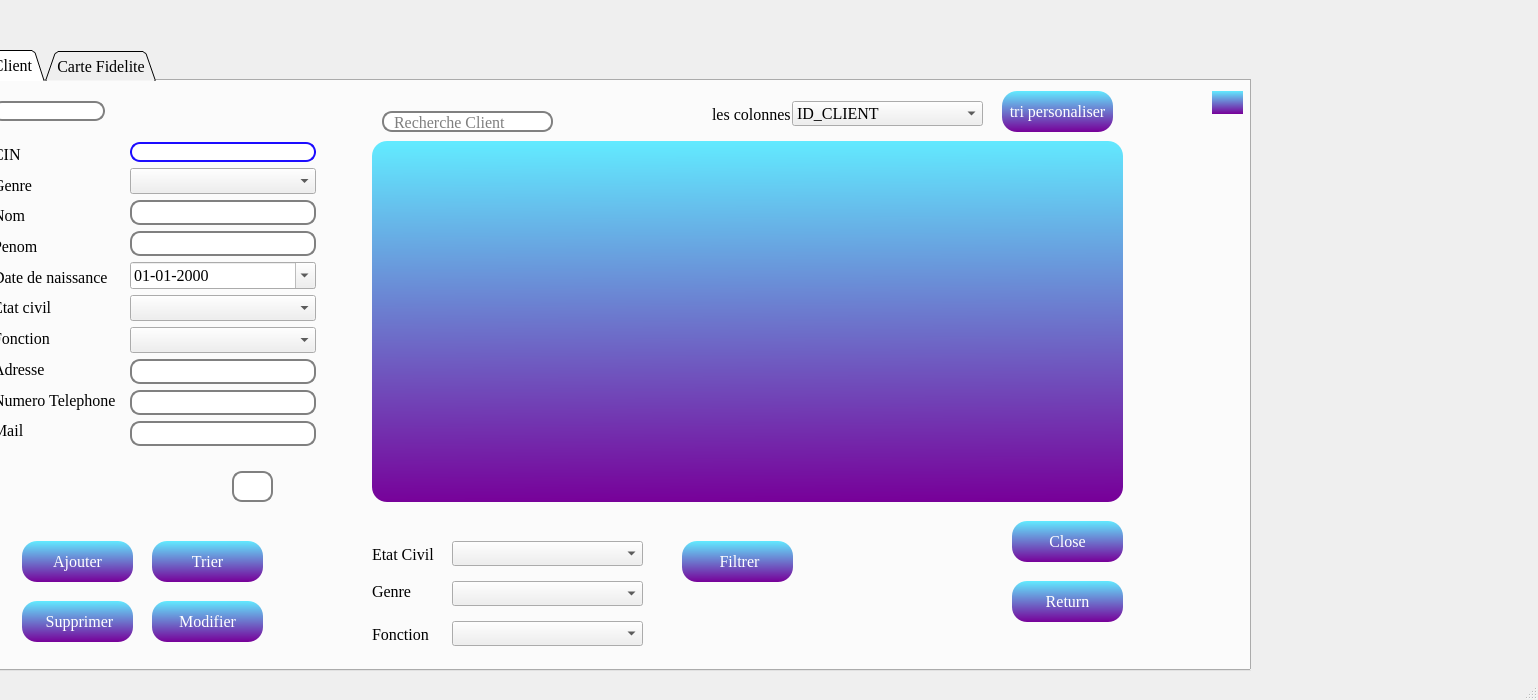
Qt form mainwindow.ui (RoukaiaKHELIFI/Smart_Cinema2A12) before a commit.
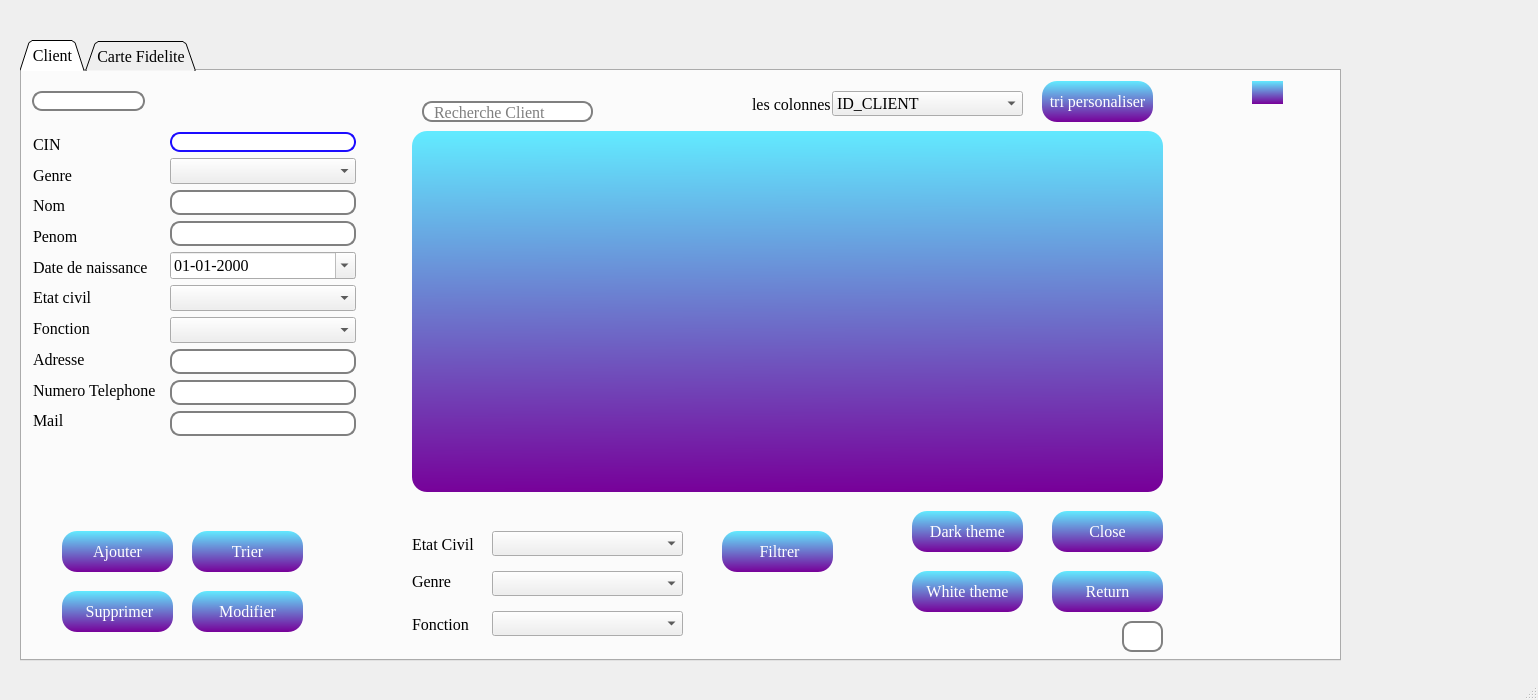
The same form after that commit. The open tabs and pages were chosen to show the change. Icons and pictures are not drawn.

```diff
--- a/mainwindow.ui
+++ b/mainwindow.ui
@@ -17,7 +17,7 @@
    <widget class="QStackedWidget" name="stackedWidget">
     <property name="geometry">
      <rect>
-      <x>-10</x>
+      <x>20</x>
       <y>10</y>
       <width>1491</width>
       <height>691</height>
@@ -1882,9 +1882,9 @@
      <widget class="QTabWidget" name="tabWidget_2">
       <property name="geometry">
        <rect>
-        <x>-10</x>
-        <y>40</y>
-        <width>1271</width>
+        <x>0</x>
+        <y>30</y>
+        <width>1321</width>
         <height>621</height>
        </rect>
       </property>
@@ -2942,8 +2942,8 @@
        <widget class="QLineEdit" name="lineEdit_3">
         <property name="geometry">
          <rect>
-          <x>250</x>
-          <y>390</y>
+          <x>1100</x>
+          <y>550</y>
           <width>41</width>
           <height>31</height>
          </rect>
@@ -2952,6 +2952,78 @@
          <bool>true</bool>
         </property>
        </widget>
+       <widget class="QPushButton" name="dark_theme">
+        <property name="geometry">
+         <rect>
+          <x>890</x>
+          <y>440</y>
+          <width>111</width>
+          <height>41</height>
+         </rect>
+        </property>
+        <property name="font">
+         <font>
+          <family>Times New Roman</family>
+          <pointsize>12</pointsize>
+          <weight>50</weight>
+          <italic>false</italic>
+          <bold>false</bold>
+         </font>
+        </property>
+        <property name="styleSheet">
+         <string notr="true">/*background-color:#C70039;
+color:white;*/
+QPushButton
+{
+background : qlineargradient(spread:pad, x1:0.467, y1:0, x2:0.482, y2:1, stop:0 rgba(98, 234, 255, 255), stop:1 rgba(119, 0, 153, 255));
+border-radius:15px;
+color:white;
+}
+QPushButton:hover
+{
+background:qlineargradient(spread:pad, x1:0.457286, y1:0.381, x2:0.508, y2:1, stop:0 rgba(119, 0, 153, 255), stop:1 rgba(98, 234, 255, 255))
+}</string>
+        </property>
+        <property name="text">
+         <string>Dark theme</string>
+        </property>
+       </widget>
+       <widget class="QPushButton" name="white_theme">
+        <property name="geometry">
+         <rect>
+          <x>890</x>
+          <y>500</y>
+          <width>111</width>
+          <height>41</height>
+         </rect>
+        </property>
+        <property name="font">
+         <font>
+          <family>Times New Roman</family>
+          <pointsize>12</pointsize>
+          <weight>50</weight>
+          <italic>false</italic>
+          <bold>false</bold>
+         </font>
+        </property>
+        <property name="styleSheet">
+         <string notr="true">/*background-color:#C70039;
+color:white;*/
+QPushButton
+{
+background : qlineargradient(spread:pad, x1:0.467, y1:0, x2:0.482, y2:1, stop:0 rgba(98, 234, 255, 255), stop:1 rgba(119, 0, 153, 255));
+border-radius:15px;
+color:white;
+}
+QPushButton:hover
+{
+background:qlineargradient(spread:pad, x1:0.457286, y1:0.381, x2:0.508, y2:1, stop:0 rgba(119, 0, 153, 255), stop:1 rgba(98, 234, 255, 255))
+}</string>
+        </property>
+        <property name="text">
+         <string>White theme</string>
+        </property>
+       </widget>
        <zorder>label_44</zorder>
        <zorder>label_45</zorder>
        <zorder>label_46</zorder>
```
Left out of the diff: 4 changed lines with no effect on the pictures.
